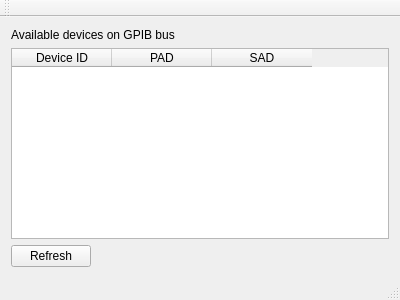
Before: the Qt Designer form seebeck/mainwindow.ui in OfficeForProductSafetyAndStandards/LegacyVB6, drawn with Qt 5.
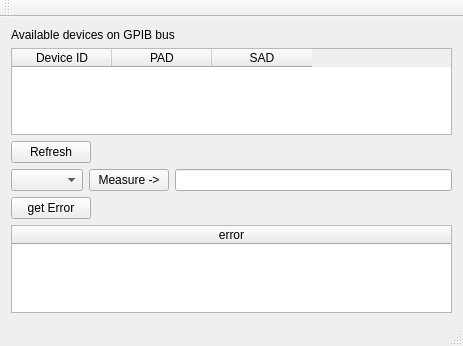
After: the same form once the commit is applied.

What changed in the file:
```diff
--- a/seebeck/mainwindow.ui
+++ b/seebeck/mainwindow.ui
@@ -6,8 +6,8 @@
    <rect>
     <x>0</x>
     <y>0</y>
-    <width>400</width>
-    <height>300</height>
+    <width>463</width>
+    <height>346</height>
    </rect>
   </property>
   <property name="windowTitle">
@@ -61,6 +61,42 @@
       </property>
      </spacer>
     </item>
+    <item row="4" column="0" colspan="2">
+     <layout class="QHBoxLayout" name="horizontalLayout">
+      <item>
+       <widget class="QComboBox" name="modeComboBox"/>
+      </item>
+      <item>
+       <widget class="QPushButton" name="measurePushButton">
+        <property name="text">
+         <string>Measure -&gt;</string>
+        </property>
+       </widget>
+      </item>
+      <item>
+       <widget class="QLineEdit" name="resultLineEdit"/>
+      </item>
+     </layout>
+    </item>
+    <item row="6" column="0" colspan="2">
+     <widget class="QTableWidget" name="errorTableWidget">
+      <attribute name="horizontalHeaderStretchLastSection">
+       <bool>true</bool>
+      </attribute>
+      <column>
+       <property name="text">
+        <string>error</string>
+       </property>
+      </column>
+     </widget>
+    </item>
+    <item row="5" column="0">
+     <widget class="QPushButton" name="errorPushButton">
+      <property name="text">
+       <string>get Error</string>
+      </property>
+     </widget>
+    </item>
    </layout>
   </widget>
   <widget class="QMenuBar" name="menuBar">
```
Left out of the diff: 4 changed lines with no effect on the pictures.
